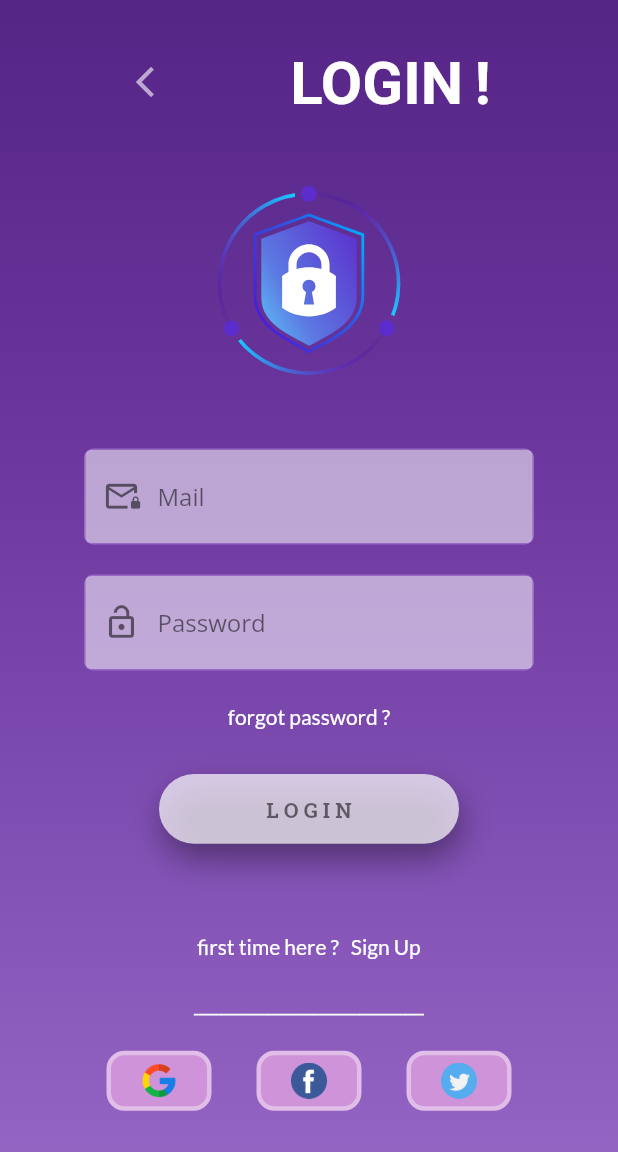
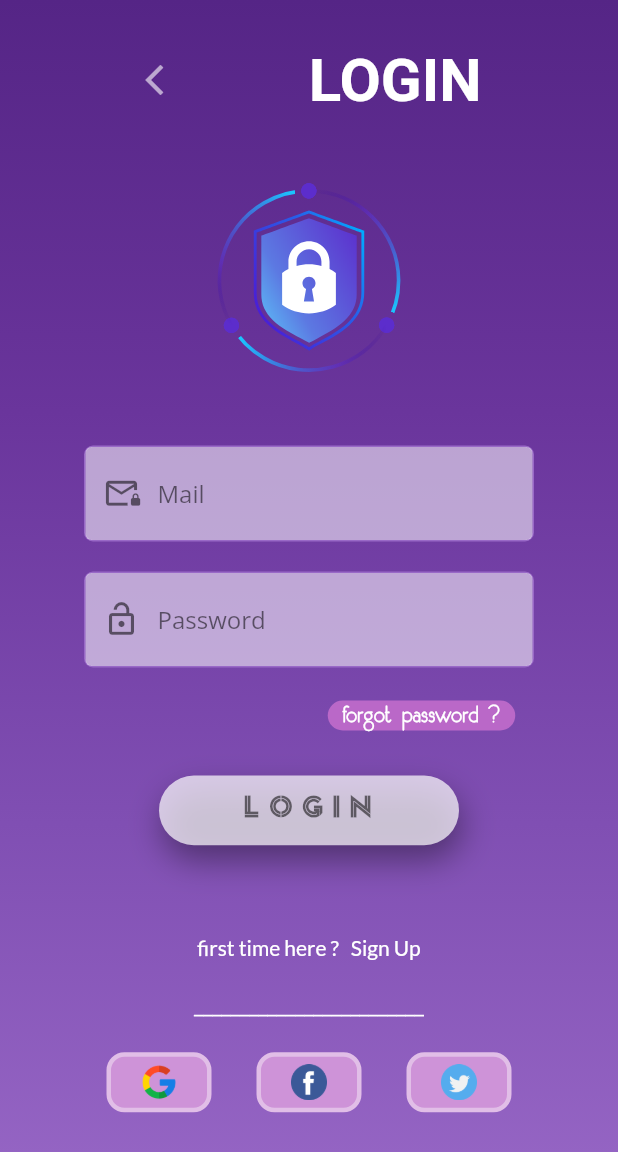
Before and after one commit to asmitranjansinha/Login-Signup, a Flutter app: the screen it shows after launch, after a tap on "L O G I N", on a phone screen of 412 x 824 dp. Shown: the top 1152 px of the screen. Run offline on Flutter 3.47's test engine with Material 2 defaults, Android fonts, the phone set to English and light mode, and no system bars; our stand-ins replace firebase_auth, firebase_core, fluttertoast, get, google_fonts, google_sign_in and 1 more; missing offline and left inert: flutter_facebook_auth; accounts and stored records are empty; Roboto replaces fonts that are missing (ArcaMajora3-Bold).

Commit message:
chnaged font, added toastmessage to reset password e.message

```diff
--- a/lib/screens/intro_page.dart
+++ b/lib/screens/intro_page.dart
@@ -55,21 +55,22 @@ class _IntroPageState extends State<IntroPage> {
                   const SizedBox(
                     height: 80,
                   ),
-                  Text(
-                    'Hello !',
+                  const Text(
+                    'Hello!',
                     style: TextStyle(
                         color: Colors.white,
                         fontSize: 55,
                         fontWeight: FontWeight.bold,
-                        fontFamily: GoogleFonts.robotoSlab().fontFamily),
+                        fontFamily: 'ArcaMajora3-Bold'),
                   ),
-                  const SizedBox(height: 1.0),
+                  const SizedBox(height: 5),
                   const Text(
                     'How are you doing today?',
                     style: TextStyle(
                         color: Colors.white,
-                        fontSize: 15,
-                        fontWeight: FontWeight.bold),
+                        fontSize: 17,
+                        fontWeight: FontWeight.bold,
+                        fontFamily: 'Fox&Cat'),
                   ),
                   const SizedBox(height: 120.0),
                   AppButton(
--- a/lib/screens/login_page.dart
+++ b/lib/screens/login_page.dart
@@ -2,6 +2,7 @@
 
 import 'dart:developer';
 import 'package:firebase_auth/firebase_auth.dart';
+import 'package:flutter/gestures.dart';
 import 'package:flutter/material.dart';
 import 'package:flutter_facebook_auth/flutter_facebook_auth.dart';
 import 'package:get/get.dart';
@@ -48,10 +49,10 @@ class _LoginPageState extends State<LoginPage>
       log("message");
       Get.offAll(HomePage());
     } on FirebaseAuthException catch (e) {
+      showSnackBar(context, e.message, Colors.black38);
       setState(() {
         _controller.stop();
       });
-      showSnackBar(context, e.message, Colors.black38);
     }
   }
 
@@ -106,6 +107,7 @@ class _LoginPageState extends State<LoginPage>
     _controller.dispose();
     _emailController.dispose();
     _passwordController.dispose();
+    super.dispose();
   }
 
   @override
@@ -153,15 +155,14 @@ class _LoginPageState extends State<LoginPage>
                           color: Colors.white60,
                         ),
                       ),
-                      Text(
-                        'LOGIN !',
+                      const Text(
+                        'LOGIN',
                         style: TextStyle(
                             color: Colors.white,
                             fontSize: 40,
                             fontWeight: FontWeight.bold,
-                            fontFamily:
-                                GoogleFonts.montserratAlternates().fontFamily),
-                      ),
+                            fontFamily: 'ArcaMajora3-Bold'),
+                      )
                     ],
                   ),
                   const SizedBox(height: 10),
@@ -193,7 +194,9 @@ class _LoginPageState extends State<LoginPage>
                         type: TextInputType.visiblePassword,
                       ),
                       const SizedBox(height: 22),
-                      GestureDetector(
+                      Padding(
+                        padding: const EdgeInsets.only(left: 150),
+                        child: GestureDetector(
                           onTap: () async {
                             showDialog(
                                 context: context,
@@ -201,11 +204,22 @@ class _LoginPageState extends State<LoginPage>
                                   return ResetPassword();
                                 });
                           },
+                          child: Container(
+                            height: 20,
+                            width: 125,
+                            decoration: BoxDecoration(
+                                color: Colors.purple[300],
+                                borderRadius: BorderRadius.circular(50)),
+                            child: const Center(
                               child: Text(
                                 "forgot password ?",
                                 style: TextStyle(
                                     color: Colors.white,
-                              fontFamily: GoogleFonts.lato().fontFamily),
+                                    fontWeight: FontWeight.bold,
+                                    fontFamily: 'Fox&Cat'),
+                              ),
+                            ),
+                          ),
                         ),
                       ),
                       const SizedBox(height: 30),
--- a/lib/screens/sign_up.dart
+++ b/lib/screens/sign_up.dart
@@ -36,6 +36,7 @@ class _SignUpState extends State<SignUp> with SingleTickerProviderStateMixin {
   @override
   void dispose() {
     _controller.dispose();
+    super.dispose();
   }
 
   Future signUp() async {
--- a/lib/widgets/app_buttons.dart
+++ b/lib/widgets/app_buttons.dart
@@ -17,15 +17,17 @@ class AppButton extends StatelessWidget {
         height: 46.5,
         width: 200,
         decoration: BoxDecoration(boxShadow: const [
-          BoxShadow(blurRadius: 18, offset: Offset(2, 10), color: Colors.black38)
+          BoxShadow(
+              blurRadius: 18, offset: Offset(2, 10), color: Colors.black38)
         ], color: Colors.white70, borderRadius: BorderRadius.circular(100)),
         child: Center(
           child: Text(
             txt,
-            style: TextStyle(
-                fontWeight: FontWeight.bold,
+            style: const TextStyle(
+                fontSize: 18.5,
+                fontWeight: FontWeight.w600,
                 color: Colors.black54,
-                fontFamily: GoogleFonts.robotoSlab().fontFamily),
+                fontFamily: "Kanji_PA"),
           ),
         ),
       ),
--- a/lib/widgets/reset_password.dart
+++ b/lib/widgets/reset_password.dart
@@ -4,6 +4,7 @@ import 'dart:developer';
 
 import 'package:firebase_auth/firebase_auth.dart';
 import 'package:flutter/material.dart';
+import 'package:fluttertoast/fluttertoast.dart';
 import 'package:get/get.dart';
 import 'package:google_fonts/google_fonts.dart';
 import 'package:login_signup/widgets/input_field.dart';
@@ -12,10 +13,21 @@ class ResetPassword extends StatelessWidget {
   final _emailController = TextEditingController();
 
   Future forgotPassword() async {
-    await FirebaseAuth.instance
-        .sendPasswordResetEmail(email: _emailController.text.trim());
-    log("reset password email sent");
-    Get.back();
+    try {
+      await FirebaseAuth.instance
+          .sendPasswordResetEmail(email: _emailController.text.trim());
+      log("reset password email sent");
+      Get.back();
+    } on FirebaseAuthException catch (e) {
+      Fluttertoast.showToast(
+          backgroundColor: Colors.black38,
+          msg: "${e.message}",
+          toastLength: Toast.LENGTH_SHORT,
+          gravity: ToastGravity.BOTTOM,
+          timeInSecForIosWeb: 1,
+          textColor: Colors.white,
+          fontSize: 12.0);
+    }
   }
 
   @override
--- a/pubspec.yaml
+++ b/pubspec.yaml
@@ -42,6 +42,7 @@ dependencies:
   firebase_core:
   google_sign_in: ^5.4.2
   flutter_facebook_auth: ^5.0.6
+  fluttertoast: ^8.1.1
 
 
 dev_dependencies:
```
Also changed, not shown: pubspec.lock, 1 other file. Lines whose indentation alone changed are shown as unchanged.
